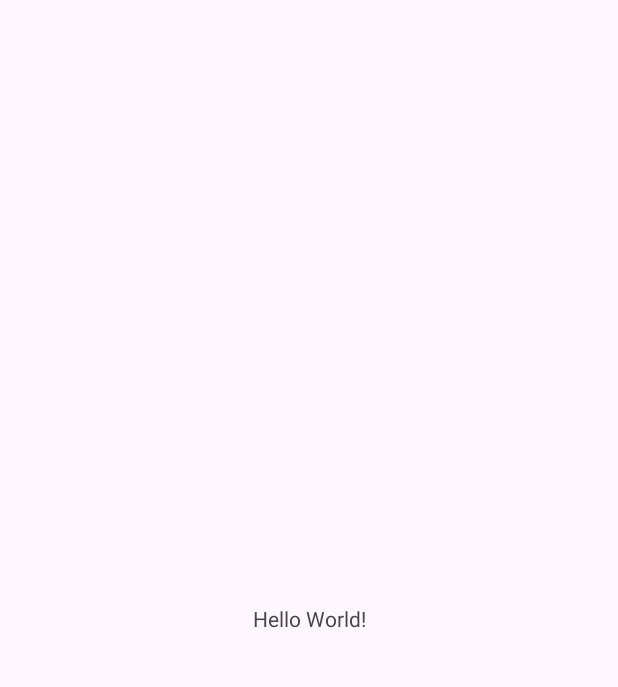
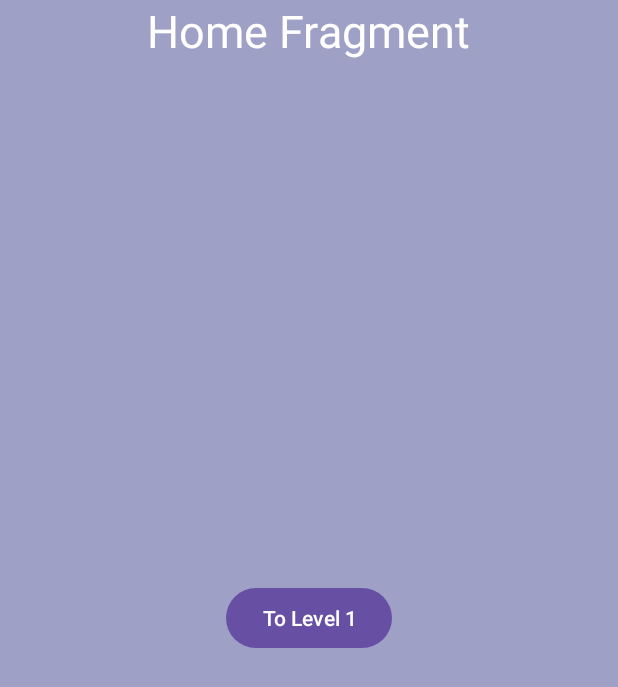
Before and after one commit to sergioguachalla/android-puzzle, an Android app: the screen it shows after launch (MainActivity), on a phone screen of 412 x 824 dp. Before the commit the part shown is almost empty. Shown: the top 687 px of the screen. Run offline under Robolectric (Android 15) with nearby library versions, the phone set to English and light mode, and no system bars.

Commit message:
Level one and home fragment added

```diff
--- /dev/null
+++ b/app/src/main/java/com/example/puzzle/HomeFragment.java
@@ -0,0 +1,64 @@
+package com.example.puzzle;
+
+import android.os.Bundle;
+
+import androidx.fragment.app.Fragment;
+
+import android.view.LayoutInflater;
+import android.view.View;
+import android.view.ViewGroup;
+
+/**
+ * A simple {@link Fragment} subclass.
+ * Use the {@link HomeFragment#newInstance} factory method to
+ * create an instance of this fragment.
+ */
+public class HomeFragment extends Fragment {
+
+    // TODO: Rename parameter arguments, choose names that match
+    // the fragment initialization parameters, e.g. ARG_ITEM_NUMBER
+    private static final String ARG_PARAM1 = "param1";
+    private static final String ARG_PARAM2 = "param2";
+
+    // TODO: Rename and change types of parameters
+    private String mParam1;
+    private String mParam2;
+
+    public HomeFragment() {
+        // Required empty public constructor
+    }
+
+    /**
+     * Use this factory method to create a new instance of
+     * this fragment using the provided parameters.
+     *
+     * @param param1 Parameter 1.
+     * @param param2 Parameter 2.
+     * @return A new instance of fragment HomeFragment.
+     */
+    // TODO: Rename and change types and number of parameters
+    public static HomeFragment newInstance(String param1, String param2) {
+        HomeFragment fragment = new HomeFragment();
+        Bundle args = new Bundle();
+        args.putString(ARG_PARAM1, param1);
+        args.putString(ARG_PARAM2, param2);
+        fragment.setArguments(args);
+        return fragment;
+    }
+
+    @Override
+    public void onCreate(Bundle savedInstanceState) {
+        super.onCreate(savedInstanceState);
+        if (getArguments() != null) {
+            mParam1 = getArguments().getString(ARG_PARAM1);
+            mParam2 = getArguments().getString(ARG_PARAM2);
+        }
+    }
+
+    @Override
+    public View onCreateView(LayoutInflater inflater, ViewGroup container,
+                             Bundle savedInstanceState) {
+        // Inflate the layout for this fragment
+        return inflater.inflate(R.layout.fragment_home, container, false);
+    }
+}
--- a/app/src/main/java/com/example/puzzle/MainActivity.java
+++ b/app/src/main/java/com/example/puzzle/MainActivity.java
@@ -3,12 +3,21 @@ package com.example.puzzle;
 import androidx.appcompat.app.AppCompatActivity;
 
 import android.os.Bundle;
+import android.widget.Button;
 
 public class MainActivity extends AppCompatActivity {
+
+    HomeFragment homeFragment;
+
 
     @Override
     protected void onCreate(Bundle savedInstanceState) {
         super.onCreate(savedInstanceState);
         setContentView(R.layout.activity_main);
+
+        homeFragment = new HomeFragment();
+
+        getSupportFragmentManager().beginTransaction().add(R.id.fragment_container, homeFragment).commit();
+
     }
 }
--- a/app/src/main/res/layout/activity_main.xml
+++ b/app/src/main/res/layout/activity_main.xml
@@ -1,18 +1,20 @@
 <?xml version="1.0" encoding="utf-8"?>
-<androidx.constraintlayout.widget.ConstraintLayout xmlns:android="http://schemas.android.com/apk/res/android"
+<RelativeLayout xmlns:android="http://schemas.android.com/apk/res/android"
     xmlns:app="http://schemas.android.com/apk/res-auto"
     xmlns:tools="http://schemas.android.com/tools"
     android:layout_width="match_parent"
     android:layout_height="match_parent"
-    tools:context=".MainActivity">
+    tools:context=".MainActivity"
+    android:layout_centerInParent="true">
 
-    <TextView
-        android:layout_width="wrap_content"
-        android:layout_height="wrap_content"
-        android:text="Hello World!"
-        app:layout_constraintBottom_toBottomOf="parent"
-        app:layout_constraintEnd_toEndOf="parent"
-        app:layout_constraintStart_toStartOf="parent"
-        app:layout_constraintTop_toTopOf="parent" />
+    <FrameLayout
+        android:layout_width="match_parent"
+        android:layout_height="match_parent"
+        android:background="@color/black"
+        android:id="@+id/fragment_container"
+        ></FrameLayout>
 
-</androidx.constraintlayout.widget.ConstraintLayout>
+
+
+
+</RelativeLayout>
--- /dev/null
+++ b/app/src/main/res/layout/fragment_home.xml
@@ -0,0 +1,26 @@
+<?xml version="1.0" encoding="utf-8"?>
+<FrameLayout xmlns:android="http://schemas.android.com/apk/res/android"
+    xmlns:tools="http://schemas.android.com/tools"
+    android:layout_width="match_parent"
+    android:layout_height="match_parent"
+    tools:context=".HomeFragment"
+    android:background="#9EA0C6">
+
+    <TextView
+        android:layout_width="wrap_content"
+        android:layout_height="wrap_content"
+        android:text="Home Fragment"
+        android:layout_gravity="center_horizontal"
+        android:textSize="30sp"
+        android:textColor="#FFFFFF"
+        />
+
+    <Button
+        android:layout_width="wrap_content"
+        android:layout_height="wrap_content"
+        android:text="To Level 1"
+        android:layout_gravity="center"
+        android:id="@+id/btnToLevel1"
+        />
+
+</FrameLayout>
--- a/app/src/main/res/values/strings.xml
+++ b/app/src/main/res/values/strings.xml
@@ -1,3 +1,5 @@
 <resources>
     <string name="app_name">puzzle</string>
+    <!-- TODO: Remove or change this placeholder text -->
+    <string name="hello_blank_fragment">Hello blank fragment</string>
 </resources>
```
Also changed, not shown: app/src/main/java/com/example/puzzle/LevelOneFragment.java (added, +64 -0 lines), app/src/main/res/layout/fragment_level_one.xml (added, +138 -0 lines).
